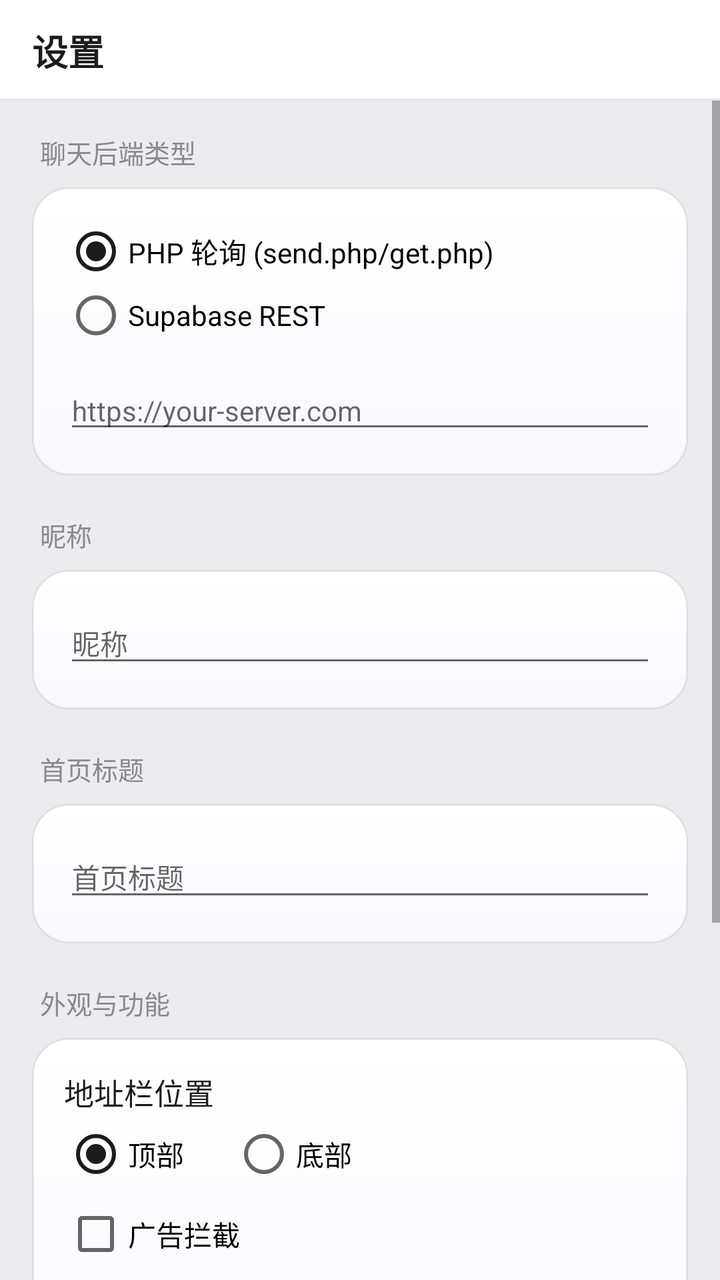
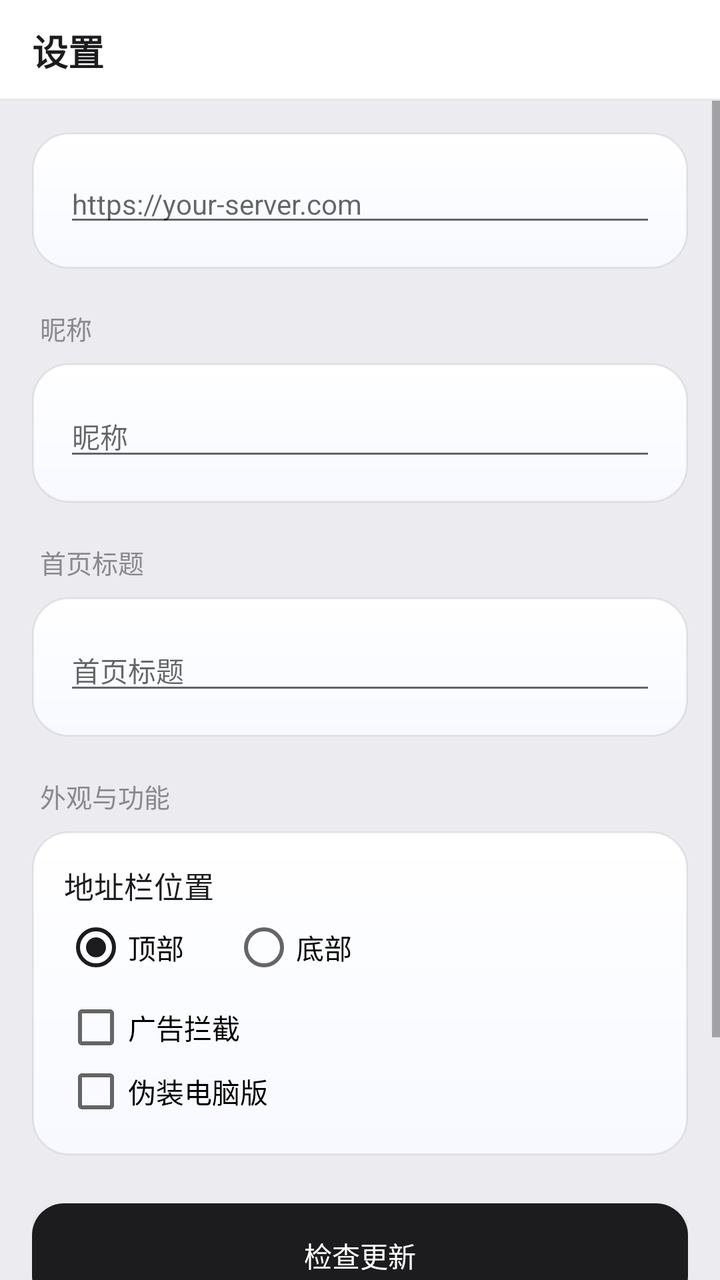

The first picture is an Android layout as it rendered before a commit; the second is the same layout after the commit. The layout source and the unified diff follow.
<!-- AndroidManifest.xml: application theme AppTheme -->
<!-- res/layout/activity_settings.xml -->
<?xml version="1.0" encoding="utf-8"?>
<LinearLayout xmlns:android="http://schemas.android.com/apk/res/android"
    android:layout_width="match_parent"
    android:layout_height="match_parent"
    android:orientation="vertical"
    android:fitsSystemWindows="true"
    android:background="@color/bg">

    <LinearLayout
        android:layout_width="match_parent"
        android:layout_height="wrap_content"
        android:orientation="horizontal"
        android:gravity="center_vertical"
        android:background="@drawable/bg_top_bar"
        android:paddingStart="16dp"
        android:paddingEnd="16dp"
        android:paddingTop="12dp"
        android:paddingBottom="12dp">

        <TextView
            android:layout_width="wrap_content"
            android:layout_height="wrap_content"
            android:text="@string/settings"
            android:textColor="@color/text"
            android:textSize="18sp"
            android:textStyle="bold" />
    </LinearLayout>

    <ScrollView
        android:layout_width="match_parent"
        android:layout_height="0dp"
        android:layout_weight="1">

        <LinearLayout
            android:layout_width="match_parent"
            android:layout_height="wrap_content"
            android:orientation="vertical"
            android:padding="16dp">

            <TextView
                android:layout_width="wrap_content"
                android:layout_height="wrap_content"
                android:text="@string/chat_mode"
                android:textColor="@color/text_secondary"
                android:textSize="13sp"
                android:layout_marginStart="4dp"
                android:layout_marginBottom="8dp" />

            <LinearLayout
                android:layout_width="match_parent"
                android:layout_height="wrap_content"
                android:orientation="vertical"
                android:background="@drawable/bg_card"
                android:padding="16dp"
                android:layout_marginBottom="20dp">

                <RadioGroup
                    android:id="@+id/mode_group"
                    android:layout_width="match_parent"
                    android:layout_height="wrap_content"
                    android:orientation="vertical"
                    android:layout_marginBottom="12dp">

                    <RadioButton
                        android:id="@+id/mode_php"
                        android:layout_width="wrap_content"
                        android:layout_height="wrap_content"
                        android:text="PHP 轮询 (send.php/get.php)"
                        android:checked="true" />

                    <RadioButton
                        android:id="@+id/mode_supabase"
                        android:layout_width="wrap_content"
                        android:layout_height="wrap_content"
                        android:text="Supabase REST" />
                </RadioGroup>

                <EditText
                    android:id="@+id/edit_backend_url"
                    android:layout_width="match_parent"
                    android:layout_height="wrap_content"
                    android:hint="@string/backend_url_hint"
                    android:textSize="14sp"
                    android:inputType="textUri"
                    android:singleLine="true" />
            </LinearLayout>

            <TextView
                android:layout_width="wrap_content"
                android:layout_height="wrap_content"
                android:text="@string/hint_nickname"
                android:textColor="@color/text_secondary"
                android:textSize="13sp"
                android:layout_marginStart="4dp"
                android:layout_marginBottom="8dp" />

            <LinearLayout
                android:layout_width="match_parent"
                android:layout_height="wrap_content"
                android:orientation="vertical"
                android:background="@drawable/bg_card"
                android:padding="16dp"
                android:layout_marginBottom="20dp">

                <EditText
                    android:id="@+id/edit_nickname"
                    android:layout_width="match_parent"
                    android:layout_height="wrap_content"
                    android:hint="@string/hint_nickname"
                    android:textSize="14sp"
                    android:inputType="text"
                    android:singleLine="true" />
            </LinearLayout>

            <TextView
                android:layout_width="wrap_content"
                android:layout_height="wrap_content"
                android:text="@string/home_title"
                android:textColor="@color/text_secondary"
                android:textSize="13sp"
                android:layout_marginStart="4dp"
                android:layout_marginBottom="8dp" />

            <LinearLayout
                android:layout_width="match_parent"
                android:layout_height="wrap_content"
                android:orientation="vertical"
                android:background="@drawable/bg_card"
                android:padding="16dp"
                android:layout_marginBottom="20dp">

                <EditText
                    android:id="@+id/edit_home_title"
                    android:layout_width="match_parent"
                    android:layout_height="wrap_content"
                    android:hint="@string/home_title"
                    android:textSize="14sp"
                    android:inputType="text"
                    android:singleLine="true" />
            </LinearLayout>

            <TextView
                android:layout_width="wrap_content"
                android:layout_height="wrap_content"
                android:text="外观与功能"
                android:textColor="@color/text_secondary"
                android:textSize="13sp"
                android:layout_marginStart="4dp"
                android:layout_marginBottom="8dp" />

            <LinearLayout
                android:layout_width="match_parent"
                android:layout_height="wrap_content"
                android:orientation="vertical"
                android:background="@drawable/bg_card"
                android:padding="16dp"
                android:layout_marginBottom="24dp">

                <TextView
                    android:layout_width="wrap_content"
                    android:layout_height="wrap_content"
                    android:text="地址栏位置"
                    android:textColor="@color/text"
                    android:textSize="15sp"
                    android:layout_marginBottom="4dp" />

                <RadioGroup
                    android:id="@+id/addr_group"
                    android:layout_width="match_parent"
                    android:layout_height="wrap_content"
                    android:orientation="horizontal"
                    android:layout_marginBottom="8dp">

                    <RadioButton
                        android:id="@+id/addr_top"
                        android:layout_width="wrap_content"
                        android:layout_height="wrap_content"
                        android:text="顶部"
                        android:checked="true" />

                    <RadioButton
                        android:id="@+id/addr_bottom"
                        android:layout_width="wrap_content"
                        android:layout_height="wrap_content"
                        android:text="底部"
                        android:layout_marginStart="24dp" />
                </RadioGroup>

                <CheckBox
                    android:id="@+id/cb_adblock"
                    android:layout_width="wrap_content"
                    android:layout_height="wrap_content"
                    android:text="广告拦截" />

                <CheckBox
                    android:id="@+id/cb_desktop"
                    android:layout_width="wrap_content"
                    android:layout_height="wrap_content"
                    android:text="@string/desktop_mode" />
            </LinearLayout>

            <Button
                android:id="@+id/btn_check_update"
                style="@style/PrimaryButton"
                android:layout_width="match_parent"
                android:layout_height="52dp"
                android:layout_marginBottom="12dp"
                android:text="检查更新" />

            <Button
                android:id="@+id/btn_save"
                style="@style/PrimaryButton"
                android:layout_width="match_parent"
                android:layout_height="52dp"
                android:text="@string/save" />

            <TextView
                android:layout_width="match_parent"
                android:layout_height="wrap_content"
                android:layout_marginTop="28dp"
                android:layout_marginBottom="12dp"
                android:gravity="center"
                android:text="曼波浏览器  ·  由 @杨伯伯 制作"
                android:textColor="@color/text_secondary"
                android:textSize="13sp" />
        </LinearLayout>
    </ScrollView>
</LinearLayout>
<!-- resources referenced by this layout -->
<resources>
  <color name="bg">#ECECF0</color>
  <color name="text">#1C1C1E</color>
  <color name="text_secondary">#8A8A8E</color>
  <!-- drawable bg_card (drawable) -->
  <?xml version="1.0" encoding="utf-8"?>
  <shape xmlns:android="http://schemas.android.com/apk/res/android"
      android:shape="rectangle">
      <gradient
          android:startColor="#FFFFFF"
          android:endColor="#F7F9FF"
          android:angle="270" />
      <corners android:radius="18dp" />
      <stroke
          android:width="1dp"
          android:color="#12000000" />
  </shape>
  <!-- drawable bg_top_bar (drawable) -->
  <?xml version="1.0" encoding="utf-8"?>
  <layer-list xmlns:android="http://schemas.android.com/apk/res/android">
      <item>
          <shape android:shape="rectangle">
              <solid android:color="#FFFFFF" />
          </shape>
      </item>
      <item android:gravity="bottom" android:height="1dp">
          <shape android:shape="rectangle">
              <solid android:color="#E5E5EA" />
          </shape>
      </item>
  </layer-list>
  <string name="backend_url_hint">https://your-server.com</string>
  <string name="chat_mode">聊天后端类型</string>
  <string name="desktop_mode">伪装电脑版</string>
  <string name="hint_nickname">昵称</string>
  <string name="home_title">首页标题</string>
  <string name="save">保存</string>
  <string name="settings">设置</string>
  <style name="PrimaryButton" parent="android:Widget.Material.Button">
          <item name="android:background">@drawable/bg_primary_button</item>
          <item name="android:textColor">@color/white</item>
          <item name="android:textAllCaps">false</item>
      </style>
  <style name="AppTheme" parent="android:Theme.Material.Light.NoActionBar">
          <item name="android:colorPrimary">@color/primary</item>
          <item name="android:colorPrimaryDark">@color/primary_dark</item>
          <item name="android:colorAccent">@color/primary</item>
          <item name="android:windowBackground">@color/bg</item>
          <item name="android:textColorPrimary">@color/text</item>
          <item name="android:statusBarColor">@color/bg</item>
          <item name="android:windowLightStatusBar">true</item>
      </style>
  <!-- drawable bg_primary_button (drawable) -->
  <?xml version="1.0" encoding="utf-8"?>
  <shape xmlns:android="http://schemas.android.com/apk/res/android"
      android:shape="rectangle">
      <solid android:color="@color/primary" />
      <corners android:radius="16dp" />
  </shape>
  <color name="white">#FFFFFF</color>
  <color name="primary">#1C1C1E</color>
  <color name="primary_dark">#000000</color>
</resources>

<!-- the commit's change to res/layout/activity_settings.xml (unified diff, before → after) -->
@@ -37,15 +37,6 @@
             android:orientation="vertical"
             android:padding="16dp">
 
-            <TextView
-                android:layout_width="wrap_content"
-                android:layout_height="wrap_content"
-                android:text="@string/chat_mode"
-                android:textColor="@color/text_secondary"
-                android:textSize="13sp"
-                android:layout_marginStart="4dp"
-                android:layout_marginBottom="8dp" />
-
             <LinearLayout
                 android:layout_width="match_parent"
                 android:layout_height="wrap_content"
@@ -53,27 +44,6 @@
                 android:background="@drawable/bg_card"
                 android:padding="16dp"
                 android:layout_marginBottom="20dp">
-
-                <RadioGroup
-                    android:id="@+id/mode_group"
-                    android:layout_width="match_parent"
-                    android:layout_height="wrap_content"
-                    android:orientation="vertical"
-                    android:layout_marginBottom="12dp">
-
-                    <RadioButton
-                        android:id="@+id/mode_php"
-                        android:layout_width="wrap_content"
-                        android:layout_height="wrap_content"
-                        android:text="PHP 轮询 (send.php/get.php)"
-                        android:checked="true" />
-
-                    <RadioButton
-                        android:id="@+id/mode_supabase"
-                        android:layout_width="wrap_content"
-                        android:layout_height="wrap_content"
-                        android:text="Supabase REST" />
-                </RadioGroup>
 
                 <EditText
                     android:id="@+id/edit_backend_url"
<!-- resource entries referenced after the edit -->
@@ -31,7 +31,6 @@
       </item>
   </layer-list>
   <string name="backend_url_hint">https://your-server.com</string>
-  <string name="chat_mode">聊天后端类型</string>
   <string name="desktop_mode">伪装电脑版</string>
   <string name="hint_nickname">昵称</string>
   <string name="home_title">首页标题</string>
